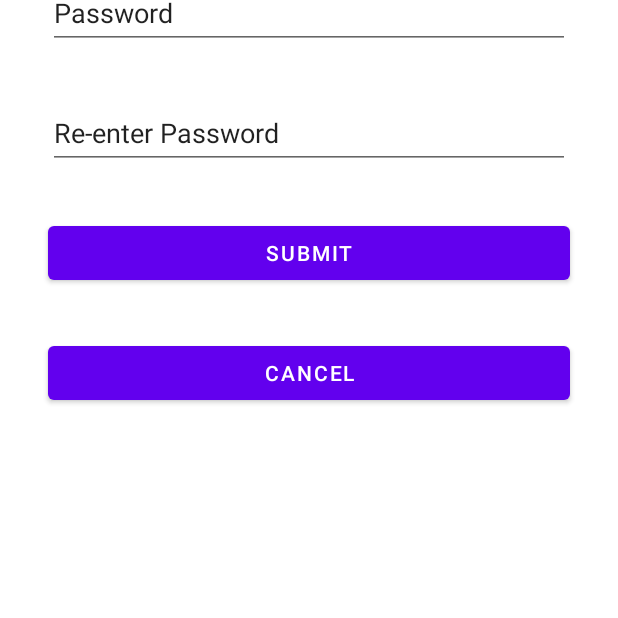
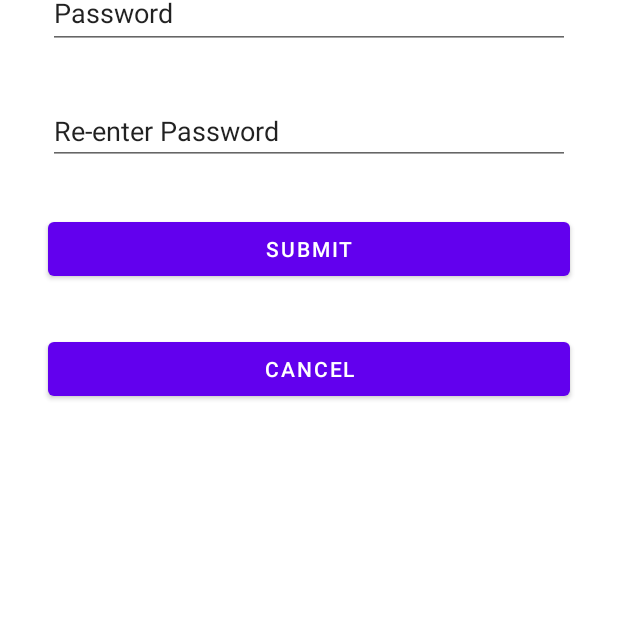
Before and after one commit to NileeshaDM/Lab4_MAD, an Android app: the screen it shows after launch (MainActivity), on a phone screen of 412 x 824 dp, the part 395-1013 px from its top. Run offline under Robolectric (Android 15) with nearby library versions, the phone set to English and light mode, and no system bars.

Commit message:
Design Login Page

```diff
--- a/app/src/main/res/layout/activity_main.xml
+++ b/app/src/main/res/layout/activity_main.xml
@@ -54,7 +54,7 @@
     <EditText
         android:id="@+id/editTextTextPersonName4"
         android:layout_width="match_parent"
-        android:layout_height="48dp"
+        android:layout_height="wrap_content"
         android:layout_marginLeft="16dp"
         android:layout_marginTop="16dp"
         android:layout_marginRight="16dp"
```
